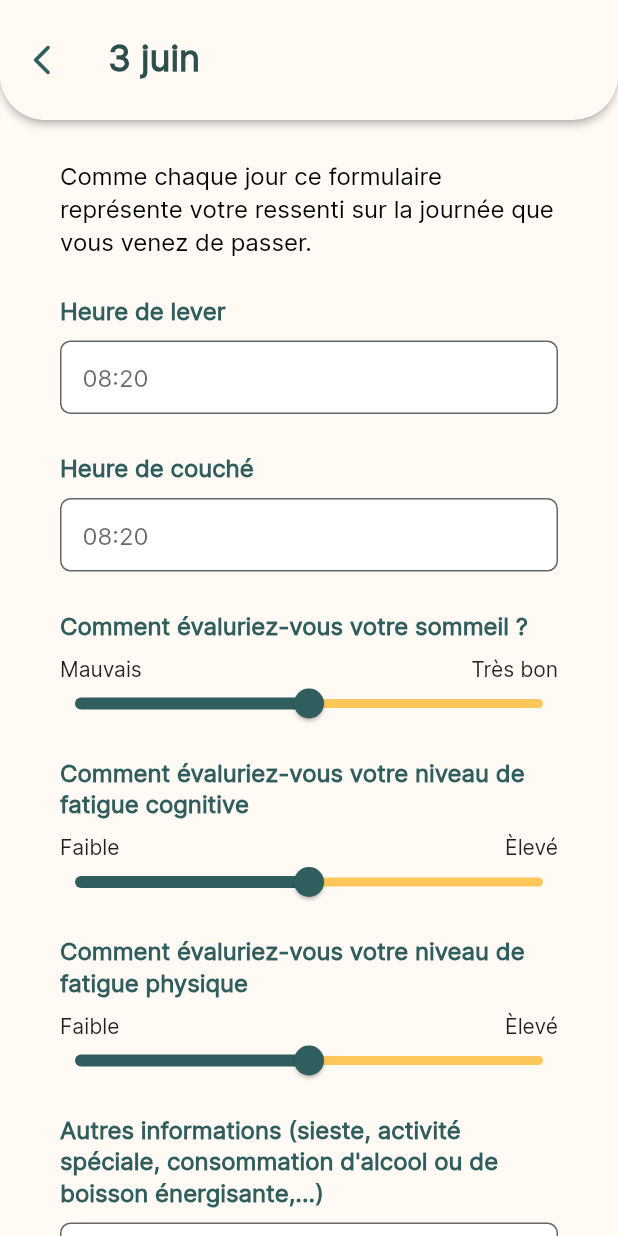
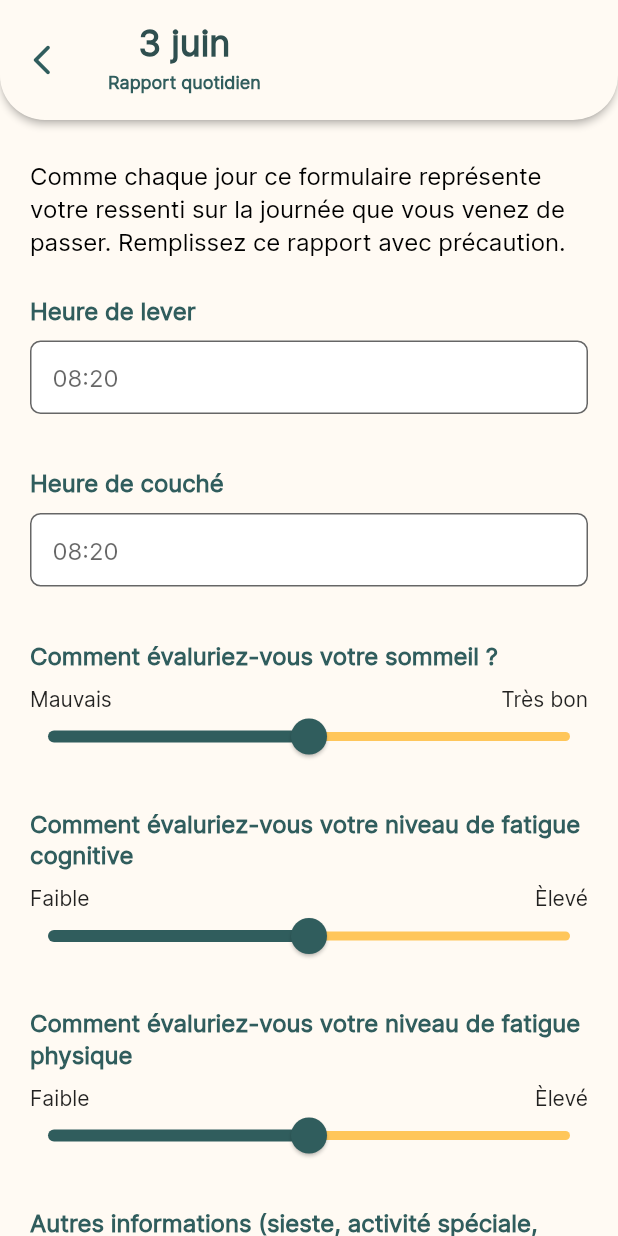
Before and after one commit to justin20100/sloth, a Flutter app: the DReportForm screen opened by its route, on a phone screen of 412 x 824 dp. Run offline on Flutter 3.47's test engine with Material 2 defaults, Android fonts, the phone set to English and light mode, and no system bars; our stand-ins replace cloud_firestore, email_validator, firebase_auth, firebase_core, introduction_screen and 1 more; missing offline and left inert: dart:ffi; accounts and stored records are empty; generated files the repository leaves out were written again.

Commit message:
updating dreport form padding, spaces and sliders

```diff
--- a/lib/partials/forms/email_input.dart
+++ b/lib/partials/forms/email_input.dart
@@ -11,6 +11,7 @@ class EmailInput extends StatelessWidget {
   @override
   Widget build(BuildContext context) {
     return TextInput(
+      autofocus: true,
       hintText: 'exemple@mail.com',
       keyboardType: TextInputType.emailAddress,
       validator: (value) {
--- a/lib/views/events/dreport_form.dart
+++ b/lib/views/events/dreport_form.dart
@@ -96,16 +96,20 @@ class _DReportFormState extends State<DReportForm> {
               color: kColorGreen,
             ),
           ),
-          title: Text(
+          title: Column(children: [
+            Text(
               getTheDateNM(),
               style: kAppBarTextStyle,
             ),
+            SizedBox(height: 5,),
+            Text('Rapport quotidien',style: TextStyle(fontSize: 12, color: kColorGreen, fontWeight: FontWeight.bold),),
+          ],)
         ),
         body: SingleChildScrollView(
           child: Padding(
             padding: const EdgeInsets.only(
-                left: kNormalHorizontalSpacer * 2,
-                right: kNormalHorizontalSpacer * 2),
+                left: kNormalHorizontalSpacer,
+                right: kNormalHorizontalSpacer),
             child: Form(
               key: _dReportFormKey,
               child: Column(
@@ -114,7 +118,7 @@ class _DReportFormState extends State<DReportForm> {
                   const SizedBox(height: kNormalVerticalSpacer),
                   //Text intro
                   const Text(
-                    'Comme chaque jour ce formulaire représente votre ressenti sur la journée que vous venez de passer.',
+                    'Comme chaque jour ce formulaire représente votre ressenti sur la journée que vous venez de passer. Remplissez ce rapport avec précaution.',
                     style: k16BasicTextStyle,
                   ),
                   const SizedBox(height: kNormalVerticalSpacer),
@@ -155,7 +159,7 @@ class _DReportFormState extends State<DReportForm> {
 
                   // Sleep
                   const SizedBox(
-                    height: kNormalVerticalSpacer,
+                    height: kBigVerticalSpacer,
                   ),
                   const Text(
                     "Heure de couché",
@@ -192,7 +196,7 @@ class _DReportFormState extends State<DReportForm> {
 
                   // Sleep evaluation
                   const SizedBox(
-                    height: kNormalVerticalSpacer,
+                    height: kBigVerticalSpacer,
                   ),
                   const Text(
                     "Comment évaluriez-vous votre sommeil ?",
@@ -219,16 +223,14 @@ class _DReportFormState extends State<DReportForm> {
                       overlayColor: Colors.blue.withOpacity(0.3),
                       trackHeight: 6.0,
                       thumbShape: const RoundSliderThumbShape(
-                        enabledThumbRadius: 10.0,
+                        enabledThumbRadius: 12.0,
                         elevation: 1.0,
-                        pressedElevation: 50.0,
+                        pressedElevation: 0,
                       ),
                       overlayShape:
                       const RoundSliderOverlayShape(overlayRadius: 0.0),
                       inactiveTickMarkColor: Colors.transparent,
-                      // Rendre les divisions inactives transparentes
-                      activeTickMarkColor: Colors
-                          .transparent, // Rendre les divisions actives transparentes
+                      activeTickMarkColor: Colors.transparent,
                     ),
                     child: Slider(
                       value: _sleepevaluation,
@@ -245,7 +247,7 @@ class _DReportFormState extends State<DReportForm> {
 
                   // Niveau de fatigue cognitive
                   const SizedBox(
-                    height: kNormalVerticalSpacer,
+                    height: kBigVerticalSpacer,
                   ),
                   const Text(
                     "Comment évaluriez-vous votre niveau de fatigue cognitive",
@@ -272,16 +274,14 @@ class _DReportFormState extends State<DReportForm> {
                       overlayColor: Colors.blue.withOpacity(0.3),
                       trackHeight: 6.0,
                       thumbShape: const RoundSliderThumbShape(
-                        enabledThumbRadius: 10.0,
+                        enabledThumbRadius: 12.0,
                         elevation: 1.0,
-                        pressedElevation: 50.0,
+                        pressedElevation: 0,
                       ),
                       overlayShape:
                       const RoundSliderOverlayShape(overlayRadius: 0.0),
                       inactiveTickMarkColor: Colors.transparent,
-                      // Rendre les divisions inactives transparentes
-                      activeTickMarkColor: Colors
-                          .transparent, // Rendre les divisions actives transparentes
+                      activeTickMarkColor: Colors.transparent,
                     ),
                     child: Slider(
                       value: _cognitiveevaluation,
@@ -298,7 +298,7 @@ class _DReportFormState extends State<DReportForm> {
 
                   // Niveau de fatigue physique
                   const SizedBox(
-                    height: kNormalVerticalSpacer,
+                    height: kBigVerticalSpacer,
                   ),
                   const Text(
                     "Comment évaluriez-vous votre niveau de fatigue physique",
@@ -325,16 +325,14 @@ class _DReportFormState extends State<DReportForm> {
                       overlayColor: Colors.blue.withOpacity(0.3),
                       trackHeight: 6.0,
                       thumbShape: const RoundSliderThumbShape(
-                        enabledThumbRadius: 10.0,
+                        enabledThumbRadius: 12.0,
                         elevation: 1.0,
-                        pressedElevation: 50.0,
+                        pressedElevation: 0,
                       ),
                       overlayShape:
                       const RoundSliderOverlayShape(overlayRadius: 0.0),
                       inactiveTickMarkColor: Colors.transparent,
-                      // Rendre les divisions inactives transparentes
-                      activeTickMarkColor: Colors
-                          .transparent, // Rendre les divisions actives transparentes
+                      activeTickMarkColor: Colors.transparent,
                     ),
                     child: Slider(
                       value: _physiqueevaluation,
@@ -351,7 +349,7 @@ class _DReportFormState extends State<DReportForm> {
 
                   // More infos
                   const SizedBox(
-                    height: kNormalVerticalSpacer,
+                    height: kBigVerticalSpacer,
                   ),
                   const Text(
                     "Autres informations (sieste, activité spéciale, consommation d'alcool ou de boisson énergisante,...) ",
@@ -385,7 +383,7 @@ class _DReportFormState extends State<DReportForm> {
                     ),
                   ),
                   const SizedBox(
-                    height: kNormalVerticalSpacer,
+                    height: kBigVerticalSpacer,
                   ),
 
                   // En generale
@@ -393,7 +391,6 @@ class _DReportFormState extends State<DReportForm> {
                     "De manière générale",
                     style: kLabelGreenText,
                   ),
-
                   // Motivation
                   const SizedBox(
                     height: kNormalVerticalSpacer,
@@ -416,16 +413,14 @@ class _DReportFormState extends State<DReportForm> {
                       overlayColor: Colors.blue.withOpacity(0.3),
                       trackHeight: 6.0,
                       thumbShape: const RoundSliderThumbShape(
-                        enabledThumbRadius: 10.0,
+                        enabledThumbRadius: 12.0,
                         elevation: 1.0,
-                        pressedElevation: 50.0,
+                        pressedElevation: 0,
                       ),
                       overlayShape:
                           const RoundSliderOverlayShape(overlayRadius: 0.0),
                       inactiveTickMarkColor: Colors.transparent,
-                      // Rendre les divisions inactives transparentes
-                      activeTickMarkColor: Colors
-                          .transparent, // Rendre les divisions actives transparentes
+                      activeTickMarkColor: Colors.transparent,
                     ),
                     child: Slider(
                       value: _motivation,
@@ -439,7 +434,6 @@ class _DReportFormState extends State<DReportForm> {
                       },
                     ),
                   ),
-
                   // Euphoria
                   const SizedBox(
                     height: kNormalVerticalSpacer,
@@ -462,16 +456,14 @@ class _DReportFormState extends State<DReportForm> {
                       overlayColor: Colors.blue.withOpacity(0.3),
                       trackHeight: 6.0,
                       thumbShape: const RoundSliderThumbShape(
-                        enabledThumbRadius: 10.0,
+                        enabledThumbRadius: 12.0,
                         elevation: 1.0,
-                        pressedElevation: 50.0,
+                        pressedElevation: 0,
                       ),
                       overlayShape:
                       const RoundSliderOverlayShape(overlayRadius: 0.0),
                       inactiveTickMarkColor: Colors.transparent,
-                      // Rendre les divisions inactives transparentes
-                      activeTickMarkColor: Colors
-                          .transparent, // Rendre les divisions actives transparentes
+                      activeTickMarkColor: Colors.transparent,
                     ),
                     child: Slider(
                       value: _euphoria,
@@ -485,7 +477,6 @@ class _DReportFormState extends State<DReportForm> {
                       },
                     ),
                   ),
-
                   // State
                   const SizedBox(
                     height: kNormalVerticalSpacer,
@@ -508,16 +499,14 @@ class _DReportFormState extends State<DReportForm> {
                       overlayColor: Colors.blue.withOpacity(0.3),
                       trackHeight: 6.0,
                       thumbShape: const RoundSliderThumbShape(
-                        enabledThumbRadius: 10.0,
+                        enabledThumbRadius: 12.0,
                         elevation: 1.0,
-                        pressedElevation: 50.0,
+                        pressedElevation: 0,
                       ),
                       overlayShape:
                       const RoundSliderOverlayShape(overlayRadius: 0.0),
                       inactiveTickMarkColor: Colors.transparent,
-                      // Rendre les divisions inactives transparentes
-                      activeTickMarkColor: Colors
-                          .transparent, // Rendre les divisions actives transparentes
+                      activeTickMarkColor: Colors.transparent,
                     ),
                     child: Slider(
                       value: _state,
@@ -531,7 +520,6 @@ class _DReportFormState extends State<DReportForm> {
                       },
                     ),
                   ),
-
                   // Mood
                   const SizedBox(
                     height: kNormalVerticalSpacer,
@@ -554,16 +542,14 @@ class _DReportFormState extends State<DReportForm> {
                       overlayColor: Colors.blue.withOpacity(0.3),
                       trackHeight: 6.0,
                       thumbShape: const RoundSliderThumbShape(
-                        enabledThumbRadius: 10.0,
+                        enabledThumbRadius: 12.0,
                         elevation: 1.0,
-                        pressedElevation: 50.0,
+                        pressedElevation: 0,
                       ),
                       overlayShape:
                       const RoundSliderOverlayShape(overlayRadius: 0.0),
                       inactiveTickMarkColor: Colors.transparent,
-                      // Rendre les divisions inactives transparentes
-                      activeTickMarkColor: Colors
-                          .transparent, // Rendre les divisions actives transparentes
+                      activeTickMarkColor: Colors.transparent,
                     ),
                     child: Slider(
                       value: _mood,
@@ -577,7 +563,6 @@ class _DReportFormState extends State<DReportForm> {
                       },
                     ),
                   ),
-
                   // Stress
                   const SizedBox(
                     height: kNormalVerticalSpacer,
@@ -600,16 +585,14 @@ class _DReportFormState extends State<DReportForm> {
                       overlayColor: Colors.blue.withOpacity(0.3),
                       trackHeight: 6.0,
                       thumbShape: const RoundSliderThumbShape(
-                        enabledThumbRadius: 10.0,
+                        enabledThumbRadius: 12.0,
                         elevation: 1.0,
-                        pressedElevation: 50.0,
+                        pressedElevation: 0,
                       ),
                       overlayShape:
                       const RoundSliderOverlayShape(overlayRadius: 0.0),
                       inactiveTickMarkColor: Colors.transparent,
-                      // Rendre les divisions inactives transparentes
-                      activeTickMarkColor: Colors
-                          .transparent, // Rendre les divisions actives transparentes
+                      activeTickMarkColor: Colors.transparent,
                     ),
                     child: Slider(
                       value: _stress,
@@ -623,7 +606,6 @@ class _DReportFormState extends State<DReportForm> {
                       },
                     ),
                   ),
-
                   // Anxiety
                   const SizedBox(
                     height: kNormalVerticalSpacer,
@@ -646,16 +628,14 @@ class _DReportFormState extends State<DReportForm> {
                       overlayColor: Colors.blue.withOpacity(0.3),
                       trackHeight: 6.0,
                       thumbShape: const RoundSliderThumbShape(
-                        enabledThumbRadius: 10.0,
+                        enabledThumbRadius: 12.0,
                         elevation: 1.0,
-                        pressedElevation: 50.0,
+                        pressedElevation: 0,
                       ),
                       overlayShape:
                       const RoundSliderOverlayShape(overlayRadius: 0.0),
                       inactiveTickMarkColor: Colors.transparent,
-                      // Rendre les divisions inactives transparentes
-                      activeTickMarkColor: Colors
-                          .transparent, // Rendre les divisions actives transparentes
+                      activeTickMarkColor: Colors.transparent,
                     ),
                     child: Slider(
                       value: _anxiety,
@@ -669,7 +649,6 @@ class _DReportFormState extends State<DReportForm> {
                       },
                     ),
                   ),
-
                   // Fatigue
                   const SizedBox(
                     height: kNormalVerticalSpacer,
@@ -692,16 +671,14 @@ class _DReportFormState extends State<DReportForm> {
                       overlayColor: Colors.blue.withOpacity(0.3),
                       trackHeight: 6.0,
                       thumbShape: const RoundSliderThumbShape(
-                        enabledThumbRadius: 10.0,
+                        enabledThumbRadius: 12.0,
                         elevation: 1.0,
-                        pressedElevation: 50.0,
+                        pressedElevation: 0,
                       ),
                       overlayShape:
                       const RoundSliderOverlayShape(overlayRadius: 0.0),
                       inactiveTickMarkColor: Colors.transparent,
-                      // Rendre les divisions inactives transparentes
-                      activeTickMarkColor: Colors
-                          .transparent, // Rendre les divisions actives transparentes
+                      activeTickMarkColor: Colors.transparent,
                     ),
                     child: Slider(
                       value: _fatigue,
@@ -718,7 +695,7 @@ class _DReportFormState extends State<DReportForm> {
 
                   // Sleep
                   const SizedBox(
-                    height: kNormalVerticalSpacer,
+                    height: kBigVerticalSpacer,
                   ),
                   const Text(
                     "Veuillez choisir le niveau correspondant à votre ressenti immédiat à l'aide du barème suivant",
```
Lines whose indentation alone changed are shown as unchanged.
